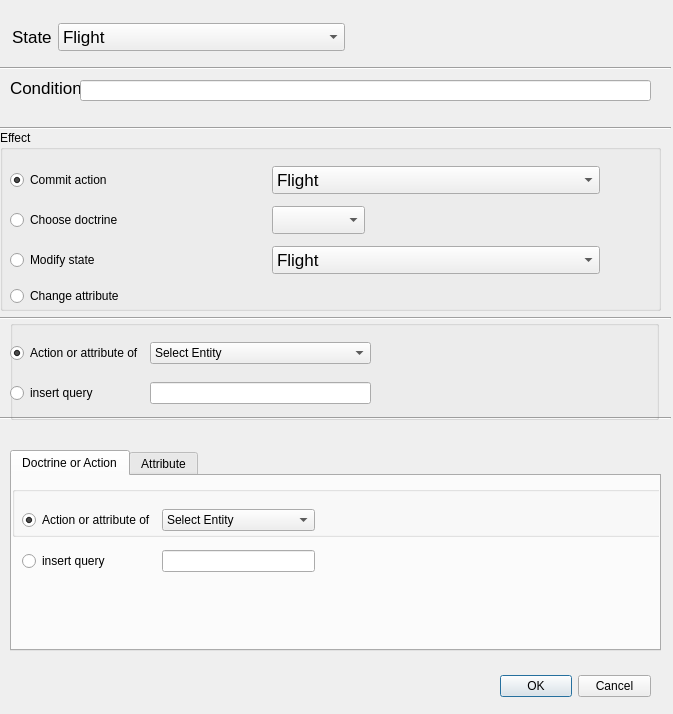
Before: the Qt Designer form newRule.ui in judyland/judrepos, drawn with Qt 5.
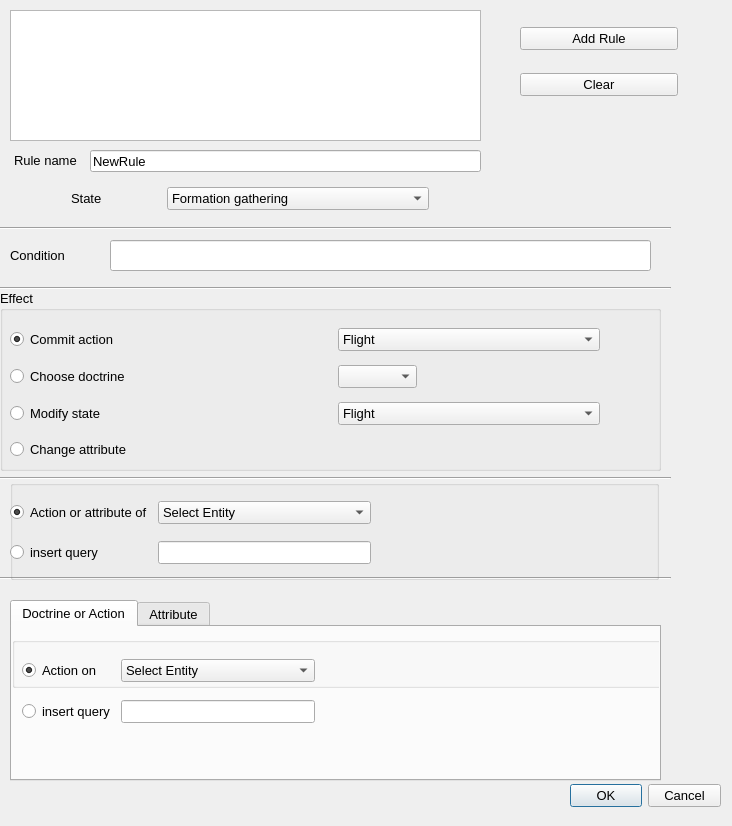
After: the same form once the commit is applied.

Diff of the .ui file:
```diff
--- a/newRule.ui
+++ b/newRule.ui
@@ -6,8 +6,8 @@
    <rect>
     <x>0</x>
     <y>0</y>
-    <width>673</width>
-    <height>714</height>
+    <width>732</width>
+    <height>826</height>
    </rect>
   </property>
   <property name="windowTitle">
@@ -19,12 +19,17 @@
   <widget class="QDialogButtonBox" name="buttonBox">
    <property name="geometry">
     <rect>
-     <x>500</x>
-     <y>670</y>
+     <x>570</x>
+     <y>780</y>
      <width>151</width>
      <height>32</height>
     </rect>
    </property>
+   <property name="font">
+    <font>
+     <pointsize>10</pointsize>
+    </font>
+   </property>
    <property name="orientation">
     <enum>Qt::Horizontal</enum>
    </property>
@@ -36,9 +41,9 @@
    <property name="geometry">
     <rect>
      <x>10</x>
-     <y>80</y>
-     <width>71</width>
-     <height>16</height>
+     <y>245</y>
+     <width>101</width>
+     <height>21</height>
     </rect>
    </property>
    <property name="sizePolicy">
@@ -49,7 +54,7 @@
    </property>
    <property name="font">
     <font>
-     <pointsize>13</pointsize>
+     <pointsize>10</pointsize>
     </font>
    </property>
    <property name="text">
@@ -59,10 +64,10 @@
   <widget class="QLineEdit" name="lineEdit_condition">
    <property name="geometry">
     <rect>
-     <x>80</x>
-     <y>80</y>
-     <width>571</width>
-     <height>21</height>
+     <x>110</x>
+     <y>240</y>
+     <width>541</width>
+     <height>31</height>
     </rect>
    </property>
    <property name="sizePolicy">
@@ -73,7 +78,7 @@
    </property>
    <property name="font">
     <font>
-     <pointsize>13</pointsize>
+     <pointsize>10</pointsize>
     </font>
    </property>
   </widget>
@@ -81,11 +86,16 @@
    <property name="geometry">
     <rect>
      <x>0</x>
-     <y>60</y>
+     <y>220</y>
      <width>671</width>
      <height>16</height>
     </rect>
    </property>
+   <property name="font">
+    <font>
+     <pointsize>10</pointsize>
+    </font>
+   </property>
    <property name="orientation">
     <enum>Qt::Horizontal</enum>
    </property>
@@ -94,11 +104,16 @@
    <property name="geometry">
     <rect>
      <x>0</x>
-     <y>120</y>
+     <y>280</y>
      <width>671</width>
      <height>16</height>
     </rect>
    </property>
+   <property name="font">
+    <font>
+     <pointsize>10</pointsize>
+    </font>
+   </property>
    <property name="orientation">
     <enum>Qt::Horizontal</enum>
    </property>
@@ -107,11 +122,16 @@
    <property name="geometry">
     <rect>
      <x>0</x>
-     <y>310</y>
+     <y>470</y>
      <width>671</width>
      <height>16</height>
     </rect>
    </property>
+   <property name="font">
+    <font>
+     <pointsize>10</pointsize>
+    </font>
+   </property>
    <property name="orientation">
     <enum>Qt::Horizontal</enum>
    </property>
@@ -120,11 +140,16 @@
    <property name="geometry">
     <rect>
      <x>12</x>
-     <y>21</y>
-     <width>333</width>
-     <height>32</height>
+     <y>181</y>
+     <width>478</width>
+     <height>35</height>
     </rect>
    </property>
+   <property name="font">
+    <font>
+     <pointsize>10</pointsize>
+    </font>
+   </property>
    <layout class="QHBoxLayout" name="horizontalLayout">
     <item>
      <widget class="QLabel" name="label_6">
@@ -136,7 +161,7 @@
       </property>
       <property name="font">
        <font>
-        <pointsize>13</pointsize>
+        <pointsize>10</pointsize>
        </font>
       </property>
       <property name="text">
@@ -154,19 +179,9 @@
       </property>
       <property name="font">
        <font>
-        <pointsize>13</pointsize>
+        <pointsize>10</pointsize>
        </font>
       </property>
-      <item>
-       <property name="text">
-        <string>Flight</string>
-       </property>
-      </item>
-      <item>
-       <property name="text">
-        <string>Second couple gathering</string>
-       </property>
-      </item>
       <item>
        <property name="text">
         <string>Formation gathering</string>
@@ -220,11 +235,16 @@
    <property name="geometry">
     <rect>
      <x>10</x>
-     <y>450</y>
+     <y>600</y>
      <width>651</width>
-     <height>201</height>
+     <height>181</height>
     </rect>
    </property>
+   <property name="font">
+    <font>
+     <pointsize>10</pointsize>
+    </font>
+   </property>
    <property name="currentIndex">
     <number>0</number>
    </property>
@@ -241,9 +261,19 @@
        <height>51</height>
       </rect>
      </property>
+     <property name="font">
+      <font>
+       <pointsize>10</pointsize>
+      </font>
+     </property>
      <layout class="QHBoxLayout" name="horizontalLayout_6">
       <item>
        <widget class="QGroupBox" name="groupBox_3">
+        <property name="font">
+         <font>
+          <pointsize>10</pointsize>
+         </font>
+        </property>
         <property name="title">
          <string/>
         </property>
@@ -251,7 +281,7 @@
       </item>
      </layout>
     </widget>
-    <widget class="QWidget" name="">
+    <widget class="QWidget" name="layoutWidget">
      <property name="geometry">
       <rect>
        <x>10</x>
@@ -260,18 +290,33 @@
        <height>89</height>
       </rect>
      </property>
+     <property name="font">
+      <font>
+       <pointsize>10</pointsize>
+      </font>
+     </property>
      <layout class="QGridLayout" name="gridLayout_3">
       <item row="3" column="0">
-       <widget class="QRadioButton" name="radioButton_4">
+       <widget class="QRadioButton" name="radioButton_select">
+        <property name="font">
+         <font>
+          <pointsize>10</pointsize>
+         </font>
+        </property>
         <property name="text">
          <string>insert query</string>
         </property>
        </widget>
       </item>
       <item row="2" column="0">
-       <widget class="QRadioButton" name="radioButton_3">
+       <widget class="QRadioButton" name="radioButton_selectEntity">
+        <property name="font">
+         <font>
+          <pointsize>10</pointsize>
+         </font>
+        </property>
         <property name="text">
-         <string>Action or attribute of</string>
+         <string>Action on</string>
         </property>
         <property name="checked">
          <bool>true</bool>
@@ -279,10 +324,21 @@
        </widget>
       </item>
       <item row="3" column="2">
-       <widget class="QLineEdit" name="lineEdit_matchActionOnEntity"/>
+       <widget class="QLineEdit" name="lineEdit_matchActionOnEntity">
+        <property name="font">
+         <font>
+          <pointsize>10</pointsize>
+         </font>
+        </property>
+       </widget>
       </item>
       <item row="2" column="2">
        <widget class="QComboBox" name="comboBox_ActionOn">
+        <property name="font">
+         <font>
+          <pointsize>10</pointsize>
+         </font>
+        </property>
         <item>
          <property name="text">
           <string>Select Entity</string>
@@ -405,22 +461,32 @@
    <property name="geometry">
     <rect>
      <x>10</x>
-     <y>330</y>
+     <y>490</y>
      <width>651</width>
      <height>101</height>
     </rect>
    </property>
+   <property name="font">
+    <font>
+     <pointsize>10</pointsize>
+    </font>
+   </property>
    <layout class="QHBoxLayout" name="horizontalLayout_5"/>
   </widget>
   <widget class="QGroupBox" name="groupBox">
    <property name="geometry">
     <rect>
      <x>0</x>
-     <y>130</y>
+     <y>290</y>
      <width>661</width>
      <height>181</height>
     </rect>
    </property>
+   <property name="font">
+    <font>
+     <pointsize>10</pointsize>
+    </font>
+   </property>
    <property name="title">
     <string>Effect</string>
    </property>
@@ -433,6 +499,11 @@
       <height>152</height>
      </rect>
     </property>
+    <property name="font">
+     <font>
+      <pointsize>10</pointsize>
+     </font>
+    </property>
     <layout class="QGridLayout" name="gridLayout">
      <item row="1" column="1">
       <widget class="QComboBox" name="comboBox_doctrine">
@@ -444,13 +515,18 @@
        </property>
        <property name="font">
         <font>
-         <pointsize>13</pointsize>
+         <pointsize>10</pointsize>
         </font>
        </property>
       </widget>
      </item>
      <item row="4" column="0" colspan="2">
       <widget class="QRadioButton" name="radioButton_changeAttr">
+       <property name="font">
+        <font>
+         <pointsize>10</pointsize>
+        </font>
+       </property>
        <property name="text">
         <string>Change attribute</string>
        </property>
@@ -469,7 +545,7 @@
        </property>
        <property name="font">
         <font>
-         <pointsize>13</pointsize>
+         <pointsize>10</pointsize>
         </font>
        </property>
        <item>
@@ -521,6 +597,11 @@
      </item>
      <item row="1" column="0">
       <widget class="QRadioButton" name="radioButton_chooseDoctrine">
+       <property name="font">
+        <font>
+         <pointsize>10</pointsize>
+        </font>
+       </property>
        <property name="text">
         <string>Choose doctrine</string>
        </property>
@@ -531,6 +612,11 @@
      </item>
      <item row="2" column="0">
       <widget class="QRadioButton" name="radioButton_modifyState">
+       <property name="font">
+        <font>
+         <pointsize>10</pointsize>
+        </font>
+       </property>
        <property name="text">
         <string>Modify state</string>
        </property>
@@ -541,6 +627,11 @@
      </item>
      <item row="0" column="0">
       <widget class="QRadioButton" name="radioButton_chooseAction">
+       <property name="font">
+        <font>
+         <pointsize>10</pointsize>
+        </font>
+       </property>
        <property name="text">
         <string>Commit action</string>
        </property>
@@ -559,7 +650,7 @@
        </property>
        <property name="font">
         <font>
-         <pointsize>13</pointsize>
+         <pointsize>10</pointsize>
         </font>
        </property>
        <item>
@@ -626,11 +717,16 @@
    <property name="geometry">
     <rect>
      <x>0</x>
-     <y>410</y>
+     <y>570</y>
      <width>671</width>
      <height>16</height>
     </rect>
    </property>
+   <property name="font">
+    <font>
+     <pointsize>10</pointsize>
+    </font>
+   </property>
    <property name="orientation">
     <enum>Qt::Horizontal</enum>
    </property>
@@ -639,15 +735,20 @@
    <property name="geometry">
     <rect>
      <x>10</x>
-     <y>320</y>
+     <y>480</y>
      <width>649</width>
      <height>100</height>
     </rect>
    </property>
+   <property name="font">
+    <font>
+     <pointsize>10</pointsize>
+    </font>
+   </property>
    <property name="title">
     <string/>
    </property>
-   <widget class="QWidget" name="">
+   <widget class="QWidget" name="layoutWidget">
     <property name="geometry">
      <rect>
       <x>0</x>
@@ -656,19 +757,40 @@
       <height>87</height>
      </rect>
     </property>
+    <property name="font">
+     <font>
+      <pointsize>10</pointsize>
+     </font>
+    </property>
     <layout class="QGridLayout" name="gridLayout_2">
      <item row="1" column="0">
-      <widget class="QRadioButton" name="radioButton_2">
+      <widget class="QRadioButton" name="radioButton_insertQuery">
+       <property name="font">
+        <font>
+         <pointsize>10</pointsize>
+        </font>
+       </property>
        <property name="text">
         <string>insert query</string>
        </property>
       </widget>
      </item>
      <item row="1" column="1">
-      <widget class="QLineEdit" name="lineEdit_matchActionOfEntity"/>
+      <widget class="QLineEdit" name="lineEdit_matchActionOfEntity">
+       <property name="font">
+        <font>
+         <pointsize>10</pointsize>
+        </font>
+       </property>
+      </widget>
      </item>
      <item row="0" column="0">
-      <widget class="QRadioButton" name="radioButton">
+      <widget class="QRadioButton" name="radioButton_selectEnt">
+       <property name="font">
+        <font>
+         <pointsize>10</pointsize>
+        </font>
+       </property>
        <property name="text">
         <string>Action or attribute of</string>
        </property>
@@ -679,6 +801,11 @@
      </item>
      <item row="0" column="1">
       <widget class="QComboBox" name="comboBox_actionOf">
+       <property name="font">
+        <font>
+         <pointsize>10</pointsize>
+        </font>
+       </property>
        <item>
         <property name="text">
          <string>Select Entity</string>
@@ -689,6 +816,98 @@
     </layout>
    </widget>
   </widget>
+  <widget class="QListWidget" name="listWidget_rules">
+   <property name="geometry">
+    <rect>
+     <x>10</x>
+     <y>10</y>
+     <width>471</width>
+     <height>131</height>
+    </rect>
+   </property>
+   <property name="font">
+    <font>
+     <pointsize>10</pointsize>
+    </font>
+   </property>
+  </widget>
+  <widget class="QLabel" name="label_4">
+   <property name="geometry">
+    <rect>
+     <x>14</x>
+     <y>150</y>
+     <width>71</width>
+     <height>20</height>
+    </rect>
+   </property>
+   <property name="font">
+    <font>
+     <pointsize>10</pointsize>
+    </font>
+   </property>
+   <property name="text">
+    <string>Rule name</string>
+   </property>
+  </widget>
+  <widget class="QLineEdit" name="lineEdit_ruleName">
+   <property name="geometry">
+    <rect>
+     <x>90</x>
+     <y>150</y>
+     <width>391</width>
+     <height>22</height>
+    </rect>
+   </property>
+   <property name="font">
+    <font>
+     <pointsize>10</pointsize>
+    </font>
+   </property>
+   <property name="text">
+    <string>NewRule</string>
+   </property>
+  </widget>
+  <widget class="QWidget" name="layoutWidget">
+   <property name="geometry">
+    <rect>
+     <x>520</x>
+     <y>10</y>
+     <width>158</width>
+     <height>105</height>
+    </rect>
+   </property>
+   <property name="font">
+    <font>
+     <pointsize>10</pointsize>
+    </font>
+   </property>
+   <layout class="QVBoxLayout" name="verticalLayout">
+    <item>
+     <widget class="QPushButton" name="pushButton_addRuleToDoc">
+      <property name="font">
+       <font>
+        <pointsize>10</pointsize>
+       </font>
+      </property>
+      <property name="text">
+       <string>Add Rule</string>
+      </property>
+     </widget>
+    </item>
+    <item>
+     <widget class="QPushButton" name="pushButton_clear">
+      <property name="font">
+       <font>
+        <pointsize>10</pointsize>
+       </font>
+      </property>
+      <property name="text">
+       <string>Clear</string>
+      </property>
+     </widget>
+    </item>
+   </layout>
+  </widget>
  </widget>
  <resources/>
  <connections>
```
Left out of the diff: 16 changed lines with no effect on the pictures.
